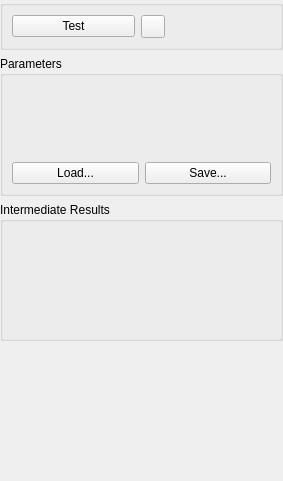
This is Include/iqtipr/CValueSupplierGuiComp.ui in naskin-gmg/AcfSln as Qt 5 draws it before an edit. The edited form follows.
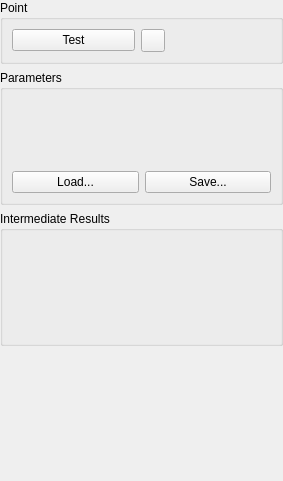
This is the edited form. Icons and pictures are not drawn.

```diff
--- a/Include/iqtipr/CValueSupplierGuiComp.ui
+++ b/Include/iqtipr/CValueSupplierGuiComp.ui
@@ -26,7 +26,7 @@
       </sizepolicy>
      </property>
      <property name="title">
-      <string/>
+      <string>Point</string>
      </property>
      <layout class="QVBoxLayout" name="verticalLayout_2">
       <property name="spacing">
```
